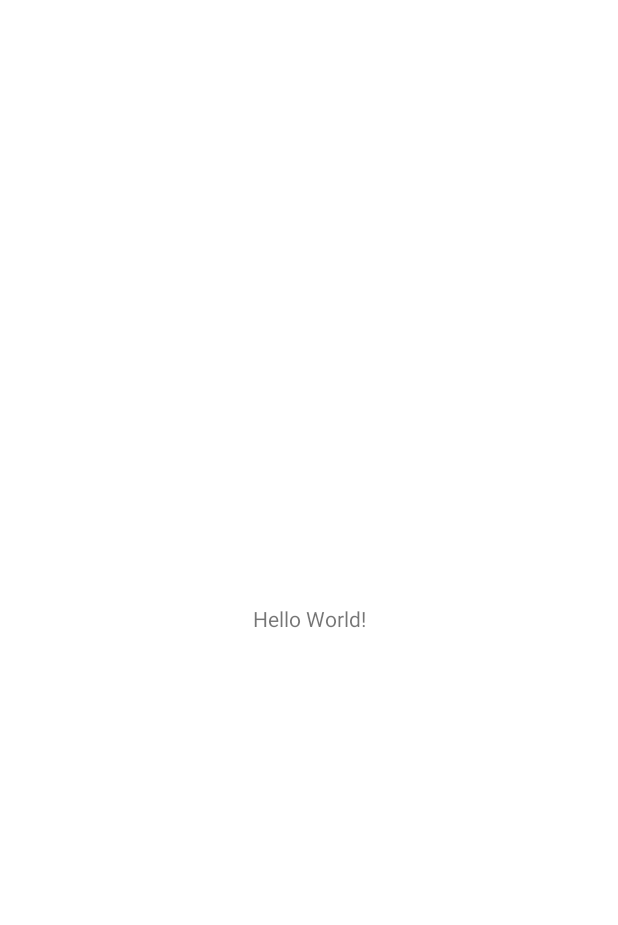
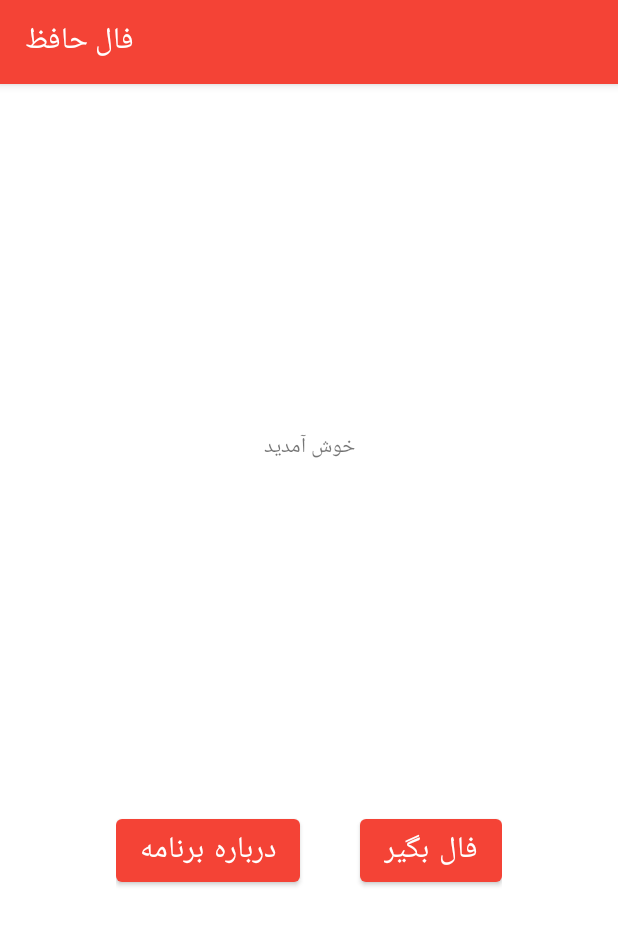
Before and after one commit to Baharkaviani/Android, an Android app: the screen it shows after launch (MainActivity), on a phone screen of 412 x 824 dp. Before the commit the part shown is almost empty. Shown: the top 925 px of the screen. Run offline under Robolectric (Android 15) with nearby library versions, the phone set to English and light mode, and no system bars; our stand-ins replace navigation-ui.

Commit message:
add: buttons and texts

```diff
--- /dev/null
+++ b/HafezDivination/app/src/main/java/com/example/hafezdivination/AboutUs.kt
@@ -0,0 +1,37 @@
+package com.example.hafezdivination
+
+import android.os.Bundle
+import androidx.fragment.app.Fragment
+import android.view.LayoutInflater
+import android.view.View
+import android.view.ViewGroup
+import com.example.hafezdivination.databinding.FragmentSecondBinding
+
+/**
+ * A simple [Fragment] subclass as the second destination in the navigation.
+ */
+class AboutUs : Fragment() {
+    private var _binding: FragmentSecondBinding? = null
+    private val _aboutUs = "نویسنده: بهار کاویانی\nشماره نسخه: نسخه ۱"
+    private val binding get() = _binding!!
+
+    override fun onCreateView(
+        inflater: LayoutInflater,
+        container: ViewGroup?,
+        savedInstanceState: Bundle?
+    ): View {
+        _binding = FragmentSecondBinding.inflate(inflater, container, false)
+        return binding.root
+    }
+
+    override fun onViewCreated(view: View, savedInstanceState: Bundle?) {
+        super.onViewCreated(view, savedInstanceState)
+
+        binding.aboutUsText.text = _aboutUs
+    }
+
+    override fun onDestroyView() {
+        super.onDestroyView()
+        _binding = null
+    }
+}
--- a/HafezDivination/app/src/main/java/com/example/hafezdivination/MainActivity.kt
+++ b/HafezDivination/app/src/main/java/com/example/hafezdivination/MainActivity.kt
@@ -1,21 +1,34 @@
 package com.example.hafezdivination
 
+import android.os.Bundle
 import androidx.appcompat.app.AppCompatActivity
-import android.os.Bundle
-import com.google.android.material.snackbar.Snackbar
 import androidx.navigation.findNavController
 import androidx.navigation.ui.AppBarConfiguration
 import androidx.navigation.ui.navigateUp
 import androidx.navigation.ui.setupActionBarWithNavController
-//import com.example.hafezdivination.databinding.ActivityMainBinding
-
+import com.example.hafezdivination.databinding.ActivityMainBinding
 
 class MainActivity : AppCompatActivity() {
-//    private lateinit var appBarConfiguration: AppBarConfiguration
-//    private lateinit var binding: ActivityMainBinding
+
+    private lateinit var _appBarConfiguration: AppBarConfiguration
+    private lateinit var _activityMainBinding: ActivityMainBinding
 
     override fun onCreate(savedInstanceState: Bundle?) {
         super.onCreate(savedInstanceState)
-        setContentView(R.layout.activity_main)
+
+        _activityMainBinding = ActivityMainBinding.inflate(layoutInflater)
+        setContentView(_activityMainBinding.root)
+
+        setSupportActionBar(_activityMainBinding.toolbar)
+
+        val navController = findNavController(R.id.nav_host_fragment_content_main)
+        _appBarConfiguration = AppBarConfiguration(navController.graph)
+        setupActionBarWithNavController(navController, _appBarConfiguration)
+    }
+
+    override fun onSupportNavigateUp(): Boolean {
+        val navController = findNavController(R.id.nav_host_fragment_content_main)
+        return navController.navigateUp(_appBarConfiguration)
+                || super.onSupportNavigateUp()
     }
 }
--- /dev/null
+++ b/HafezDivination/app/src/main/java/com/example/hafezdivination/TextShower.kt
@@ -0,0 +1,111 @@
+package com.example.hafezdivination
+
+import android.os.Bundle
+import androidx.fragment.app.Fragment
+import android.view.LayoutInflater
+import android.view.View
+import android.view.ViewGroup
+import androidx.navigation.fragment.findNavController
+import com.example.hafezdivination.databinding.FragmentFirstBinding
+
+/**
+ * A simple [Fragment] subclass as the default destination in the navigation.
+ */
+class TextShower : Fragment() {
+
+    private var _binding: FragmentFirstBinding? = null
+    private var currentText = 0
+    private val poems = listOf("اگر آن ترک شیرازی به دست آرد دل ما را\n" +
+            "\n" +
+            "به خال هندویش بخشم سمرقند و بخارا را\n" +
+            "\n" +
+            "بده ساقی می باقی که در جنت نخواهی یافت\n" +
+            "\n" +
+            "کنار آب رکن آباد و گلگشت مصلا را\n" +
+            "\n" +
+            "فغان کاین لولیان شوخ شیرین کار شهرآشوب\n" +
+            "\n" +
+            "چنان بردند صبر از دل که ترکان خوان یغما را",
+            "دل می\u200Cرود ز دستم صاحب دلان خدا را\n" +
+                    "\n" +
+                    "دردا که راز پنهان خواهد شد آشکارا\n" +
+                    "\n" +
+                    "کشتی شکستگانیم ای باد شرطه برخیز\n" +
+                    "\n" +
+                    "باشد که بازبینم دیدار آشنا را\n" +
+                    "\n" +
+                    "ده روزه مهر گردون افسانه است و افسون\n" +
+                    "\n" +
+                    "نیکی به جای یاران فرصت شمار یارا",
+            "دل و دینم شد و دلبر به ملامت برخاست\n" +
+                    "\n" +
+                    "گفت با ما منشین کز تو سلامت برخاست\n" +
+                    "\n" +
+                    "که شنیدی که در این بزم دمی خوش بنشست\n" +
+                    "\n" +
+                    "که نه در آخر صحبت به ندامت برخاست\n" +
+                    "\n" +
+                    "شمع اگر زان لب خندان به زبان لافی زد\n" +
+                    "\n" +
+                    "پیش عشاق تو شب\u200Cها به غرامت برخاست",
+            "بیا که قصر امل سخت سست بنیادست\n" +
+                    "\n" +
+                    "بیار باده که بنیاد عمر بر بادست\n" +
+                    "\n" +
+                    "غلام همت آنم که زیر چرخ کبود\n" +
+                    "\n" +
+                    "ز هر چه رنگ تعلق پذیرد آزادست\n" +
+                    "\n" +
+                    "چه گویمت که به میخانه دوش مست و خراب\n" +
+                    "\n" +
+                    "سروش عالم غیبم چه مژده\u200Cها دادست",
+            "منم که گوشه میخانه خانقاه من است\n" +
+                    "\n" +
+                    "دعای پیر مغان ورد صبحگاه من است\n" +
+                    "\n" +
+                    "گرم ترانه چنگ صبوح نیست چه باک\n" +
+                    "\n" +
+                    "نوای من به سحر آه عذرخواه من است\n" +
+                    "\n" +
+                    "ز پادشاه و گدا فارغم بحمدالله\n" +
+                    "\n" +
+                    "گدای خاک در دوست پادشاه من است")
+
+    // This property is only valid between onCreateView and
+    // onDestroyView.
+    private val binding get() = _binding!!
+
+    override fun onCreateView(
+        inflater: LayoutInflater, container: ViewGroup?,
+        savedInstanceState: Bundle?
+    ): View? {
+
+        _binding = FragmentFirstBinding.inflate(inflater, container, false)
+        return binding.root
+
+    }
+
+    override fun onViewCreated(view: View, savedInstanceState: Bundle?) {
+        super.onViewCreated(view, savedInstanceState)
+
+        binding.showTextButton.setOnClickListener {
+            binding.mainText.text = getRandomPoem()
+        }
+
+        binding.buttonFirst.setOnClickListener {
+            findNavController().navigate(R.id.action_FirstFragment_to_SecondFragment)
+        }
+    }
+
+    override fun onDestroyView() {
+        super.onDestroyView()
+        _binding = null
+    }
+
+    private fun getRandomPoem(): String {
+        var tempIndices = mutableListOf(0, 1, 2, 3, 4)
+        tempIndices.removeAt(currentText)
+        currentText = tempIndices.random()
+        return poems[currentText]
+    }
+}
--- a/HafezDivination/app/src/main/res/layout/activity_main.xml
+++ b/HafezDivination/app/src/main/res/layout/activity_main.xml
@@ -1,18 +1,25 @@
 <?xml version="1.0" encoding="utf-8"?>
-<androidx.constraintlayout.widget.ConstraintLayout xmlns:android="http://schemas.android.com/apk/res/android"
+<androidx.coordinatorlayout.widget.CoordinatorLayout xmlns:android="http://schemas.android.com/apk/res/android"
     xmlns:app="http://schemas.android.com/apk/res-auto"
     xmlns:tools="http://schemas.android.com/tools"
     android:layout_width="match_parent"
     android:layout_height="match_parent"
     tools:context=".MainActivity">
 
-    <TextView
-        android:layout_width="wrap_content"
+    <com.google.android.material.appbar.AppBarLayout
+        android:layout_width="match_parent"
         android:layout_height="wrap_content"
-        android:text="Hello World!"
-        app:layout_constraintBottom_toBottomOf="parent"
-        app:layout_constraintEnd_toEndOf="parent"
-        app:layout_constraintStart_toStartOf="parent"
-        app:layout_constraintTop_toTopOf="parent" />
+        android:theme="@style/Theme.HafezDivination.AppBarOverlay">
 
-</androidx.constraintlayout.widget.ConstraintLayout>
+        <androidx.appcompat.widget.Toolbar
+            android:id="@+id/toolbar"
+            android:layout_width="match_parent"
+            android:layout_height="?attr/actionBarSize"
+            android:background="?attr/colorPrimary"
+            app:popupTheme="@style/Theme.HafezDivination.PopupOverlay" />
+
+    </com.google.android.material.appbar.AppBarLayout>
+
+    <include layout="@layout/content_main" />
+
+</androidx.coordinatorlayout.widget.CoordinatorLayout>
--- /dev/null
+++ b/HafezDivination/app/src/main/res/layout/content_main.xml
@@ -0,0 +1,19 @@
+<?xml version="1.0" encoding="utf-8"?>
+<androidx.constraintlayout.widget.ConstraintLayout xmlns:android="http://schemas.android.com/apk/res/android"
+    xmlns:app="http://schemas.android.com/apk/res-auto"
+    android:layout_width="match_parent"
+    android:layout_height="match_parent"
+    app:layout_behavior="@string/appbar_scrolling_view_behavior">
+
+    <fragment
+        android:id="@+id/nav_host_fragment_content_main"
+        android:name="androidx.navigation.fragment.NavHostFragment"
+        android:layout_width="0dp"
+        android:layout_height="0dp"
+        app:defaultNavHost="true"
+        app:layout_constraintBottom_toBottomOf="parent"
+        app:layout_constraintEnd_toEndOf="parent"
+        app:layout_constraintStart_toStartOf="parent"
+        app:layout_constraintTop_toTopOf="parent"
+        app:navGraph="@navigation/nav_graph" />
+</androidx.constraintlayout.widget.ConstraintLayout>
--- /dev/null
+++ b/HafezDivination/app/src/main/res/layout/fragment_first.xml
@@ -0,0 +1,54 @@
+<?xml version="1.0" encoding="utf-8"?>
+<androidx.constraintlayout.widget.ConstraintLayout xmlns:android="http://schemas.android.com/apk/res/android"
+    xmlns:app="http://schemas.android.com/apk/res-auto"
+    xmlns:tools="http://schemas.android.com/tools"
+    android:layout_width="match_parent"
+    android:layout_height="match_parent"
+    tools:context=".TextShower">
+
+    <LinearLayout
+        android:id="@+id/button_layout"
+        android:layout_width="wrap_content"
+        android:layout_height="wrap_content"
+        app:layout_constraintBottom_toBottomOf="parent"
+        app:layout_constraintEnd_toEndOf="parent"
+        app:layout_constraintStart_toStartOf="parent"
+        app:layout_constraintTop_toBottomOf="@id/main_text">
+        <Button
+            android:id="@+id/button_first"
+            android:layout_width="wrap_content"
+            android:layout_height="wrap_content"
+            android:text="@string/about_us_button"
+            android:textSize="20sp"
+            android:fontFamily="@font/vazirmatn"
+            app:layout_constraintBottom_toBottomOf="parent"
+            app:layout_constraintEnd_toEndOf="parent"
+            app:layout_constraintStart_toStartOf="parent"
+            app:layout_constraintTop_toBottomOf="parent" />
+
+        <Button
+            android:id="@+id/show_text_button"
+            android:layout_width="wrap_content"
+            android:layout_height="wrap_content"
+            android:text="@string/show_divination"
+            android:textSize="20sp"
+            android:fontFamily="@font/vazirmatn"
+            app:layout_constraintBottom_toBottomOf="parent"
+            app:layout_constraintEnd_toEndOf="parent"
+            android:layout_marginStart="40dp"
+            app:layout_constraintStart_toStartOf="@id/button_first"
+            app:layout_constraintTop_toBottomOf="parent" />
+    </LinearLayout>
+
+
+    <TextView
+        android:id="@+id/main_text"
+        android:layout_width="wrap_content"
+        android:layout_height="wrap_content"
+        android:text="@string/welcome"
+        android:fontFamily="@font/vazirmatn"
+        app:layout_constraintBottom_toTopOf="@id/button_layout"
+        app:layout_constraintEnd_toEndOf="parent"
+        app:layout_constraintStart_toStartOf="parent"
+        app:layout_constraintTop_toTopOf="parent" />
+</androidx.constraintlayout.widget.ConstraintLayout>
--- /dev/null
+++ b/HafezDivination/app/src/main/res/layout/fragment_second.xml
@@ -0,0 +1,20 @@
+<?xml version="1.0" encoding="utf-8"?>
+<androidx.constraintlayout.widget.ConstraintLayout xmlns:android="http://schemas.android.com/apk/res/android"
+    xmlns:app="http://schemas.android.com/apk/res-auto"
+    xmlns:tools="http://schemas.android.com/tools"
+    android:layout_width="match_parent"
+    android:layout_height="match_parent"
+    tools:context=".AboutUs">
+
+    <TextView
+        android:id="@+id/about_us_text"
+        android:layout_width="wrap_content"
+        android:layout_height="wrap_content"
+        android:text="@string/about_button"
+        android:fontFamily="@font/vazirmatn"
+        android:textSize="20sp"
+        app:layout_constraintLeft_toLeftOf="parent"
+        app:layout_constraintRight_toRightOf="parent"
+        app:layout_constraintTop_toTopOf="parent"
+        app:layout_constraintBottom_toBottomOf="parent"/>
+</androidx.constraintlayout.widget.ConstraintLayout>
--- /dev/null
+++ b/HafezDivination/app/src/main/res/navigation/nav_graph.xml
@@ -0,0 +1,28 @@
+<?xml version="1.0" encoding="utf-8"?>
+<navigation xmlns:android="http://schemas.android.com/apk/res/android"
+    xmlns:app="http://schemas.android.com/apk/res-auto"
+    xmlns:tools="http://schemas.android.com/tools"
+    android:id="@+id/nav_graph"
+    app:startDestination="@id/FirstFragment">
+
+    <fragment
+        android:id="@+id/FirstFragment"
+        android:name="com.example.hafezdivination.TextShower"
+        android:label="@string/divination_button"
+        tools:layout="@layout/fragment_first">
+
+        <action
+            android:id="@+id/action_FirstFragment_to_SecondFragment"
+            app:destination="@id/SecondFragment" />
+    </fragment>
+    <fragment
+        android:id="@+id/SecondFragment"
+        android:name="com.example.hafezdivination.AboutUs"
+        android:label="@string/about_button"
+        tools:layout="@layout/fragment_second">
+
+        <action
+            android:id="@+id/action_SecondFragment_to_FirstFragment"
+            app:destination="@id/FirstFragment" />
+    </fragment>
+</navigation>
--- a/HafezDivination/app/src/main/res/values/strings.xml
+++ b/HafezDivination/app/src/main/res/values/strings.xml
@@ -1,3 +1,10 @@
 <resources>
     <string name="app_name">HafezDivination</string>
+    <string name="action_settings">Settings</string>
+    <!-- Strings used for fragments for navigation -->
+    <string name="divination_button">فال حافظ</string>
+    <string name="about_us_button">درباره برنامه</string>
+    <string name="about_button">درباره</string>
+    <string name="show_divination">فال بگیر</string>
+    <string name="welcome">خوش آمدید</string>
 </resources>
```
